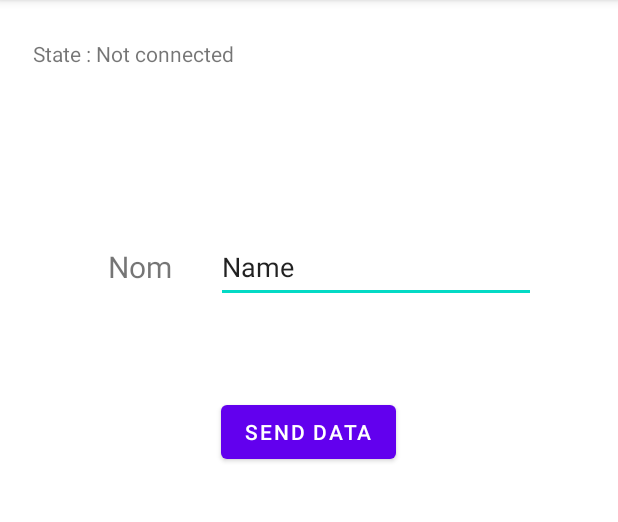
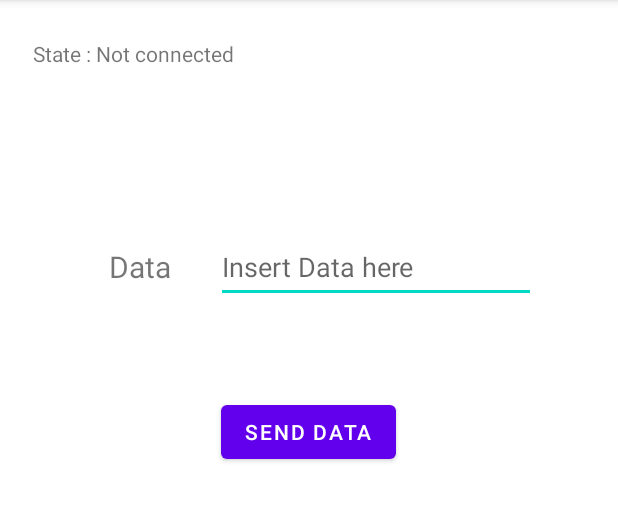
Before and after one commit to AnasHouissa/SendReceiveBluetooth, an Android app: the screen it shows after launch (MainActivity), on a phone screen of 412 x 824 dp, the part 84-606 px from its top. Run offline under Robolectric (Android 15) with nearby library versions, the phone set to English and light mode, and no system bars.

```diff
--- a/app/src/main/res/layout/activity_main.xml
+++ b/app/src/main/res/layout/activity_main.xml
@@ -10,7 +10,7 @@
         android:id="@+id/tv_name2"
         android:layout_width="81dp"
         android:layout_height="27dp"
-        android:text="Nom"
+        android:text="Data"
         android:textAlignment="center"
         android:textAllCaps="false"
         android:textSize="20sp"
@@ -26,9 +26,9 @@
         android:layout_width="wrap_content"
         android:layout_height="wrap_content"
         android:ems="10"
+        android:hint="Insert Data here"
         android:inputType="textPersonName"
         android:minHeight="48dp"
-        android:text="Name"
         app:layout_constraintBottom_toBottomOf="parent"
         app:layout_constraintEnd_toEndOf="parent"
         app:layout_constraintHorizontal_bias="0.726"
```
Also changed, not shown: app/src/main/java/com/example/sendbluetoothv1/MainActivity.java (+5 -8 lines).
